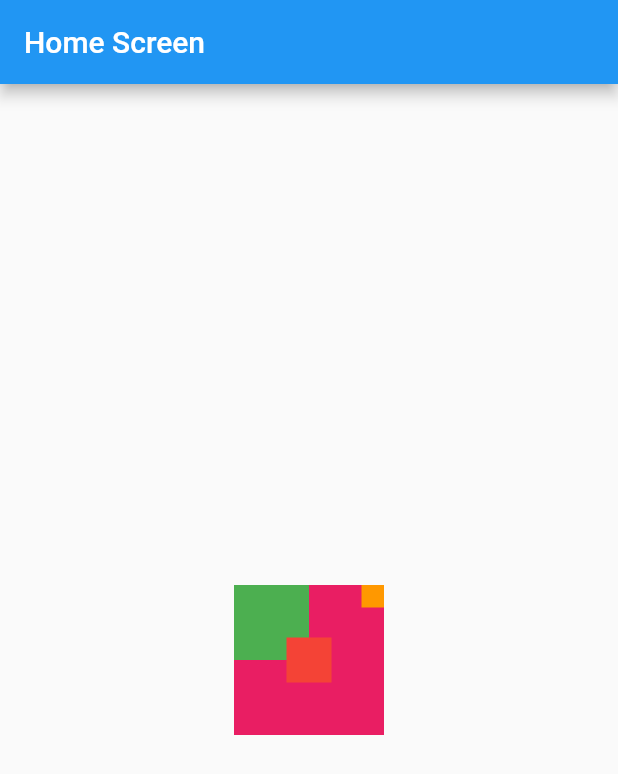
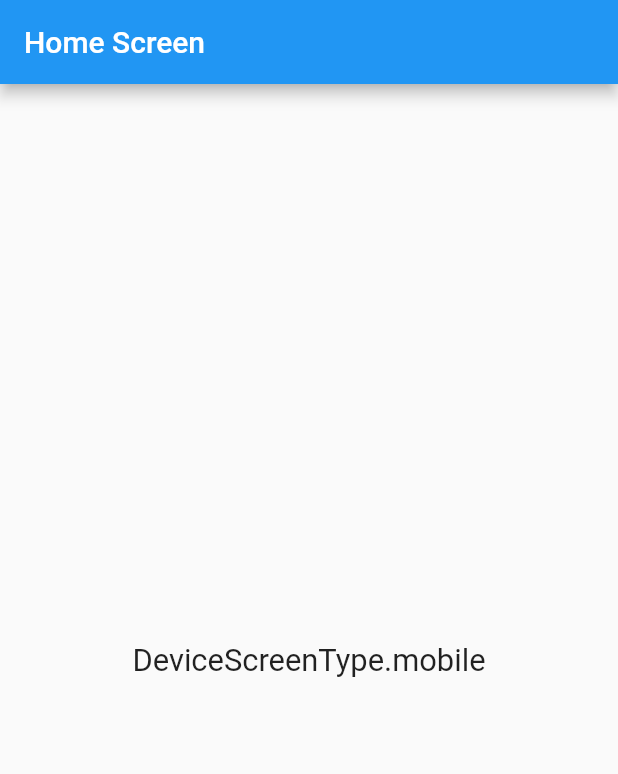
Before and after one commit to flucloxin500/Ostad_Batch_04, a Flutter app: the screen it shows after launch, on a phone screen of 412 x 824 dp. Shown: the top 774 px of the screen. Run offline on Flutter 3.47's test engine with Material 2 defaults, Android fonts, the phone set to English and light mode, and no system bars; our stand-ins replace device_preview, responsive_builder, sizer.

Commit message:
-Stack -Align -Positioned -Device preview -Sizer

```diff
--- a/lib/home_Screen.dart
+++ b/lib/home_Screen.dart
@@ -1,51 +1,30 @@
 import 'package:flutter/material.dart';
+import 'package:responsive_builder/responsive_builder.dart';
+import 'package:sizer/sizer.dart';
 
-/// MediaQuery
-
+/// Stack , Positioned , align
+/// Responsive layout builder : resposive builder
+/// Device Preview : device_preview
+/// Size(height,width) : sizer
 class HomeScreen extends StatelessWidget {
   const HomeScreen({super.key});
 
   @override
   Widget build(BuildContext context) {
     return Scaffold(
-      appBar: AppBar(
-        title: Text('Home Screen'),
-      ),
-      body: Center(
-        child: Stack(
-          children: [
-            Container(
-              width: 100,
-              height: 100,
-              color: Colors.pink,
-            ),
-            Container(
-              width: 50,
-              height: 50,
-              color: Colors.green,
-            ),
-            Positioned.fill(
-              child: Align(
-                alignment: Alignment.center,
-              child: Container(
-                width: 30,
-                height: 30,
-                color: Colors.red,
-              ),
-            ),
-            ),
-            Positioned(
-              top: 0,
-              right: 0,
-              child: Container(
-                width: 15,
-                height: 15,
-                color: Colors.orange,
-              ),
-            ),
-          ],
+        appBar: AppBar(
+          title: Text('Home Screen'),
         ),
-      ),
-    );
+        body: ResponsiveBuilder(
+          builder: (context, sizeInformation) {
+            return Center(
+                child: Text(
+                    sizeInformation.deviceScreenType.toString(),
+                  style: TextStyle(
+                    fontSize: 15.sp
+                  ),
+                ));
+          },
+        ));
   }
 }
--- a/lib/main.dart
+++ b/lib/main.dart
@@ -1,18 +1,46 @@
+import 'package:device_preview/device_preview.dart';
+import 'package:flutter/foundation.dart';
 import 'package:flutter/material.dart';
+import 'package:sizer/sizer.dart';
+
 
 import 'home_Screen.dart';
 
 void main() {
-  runApp(MyApp());
+  runApp(
+      DevicePreview(
+        enabled: kDebugMode,
+          builder: (context) {
+            return MyApp() ;
+          }));
 }
 
 class MyApp extends StatelessWidget {
   const MyApp({super.key});
 
   @override
-  Widget build(BuildContext context) {
-    return MaterialApp(
-      home: HomeScreen(),
+  Widget build(BuildContext context)
+  {
+
+    return Sizer(
+      builder: (context , orientation , deviceType) {
+        print(deviceType);
+        return MaterialApp(
+
+          locale: DevicePreview.locale(context),
+          builder: DevicePreview.appBuilder,
+          home: HomeScreen(),
+        );
+      }
     );
   }
-}
+  // {
+  //
+  //           return MaterialApp(
+  //             useInheritedMediaQuery: true,
+  //             locale: DevicePreview.locale(context),
+  //             builder: DevicePreview.appBuilder,
+  //             home: HomeScreen(),
+  //           );
+  //         }
+  }
--- a/pubspec.yaml
+++ b/pubspec.yaml
@@ -36,6 +36,8 @@ dependencies:
   # Use with the CupertinoIcons class for iOS style icons.
   cupertino_icons: ^1.0.2
   responsive_builder: ^0.7.0
+  device_preview: ^1.1.0
+  sizer: ^2.0.15
 
 dev_dependencies:
   flutter_test:
```
Also changed, not shown: pubspec.lock, 1 other file.
